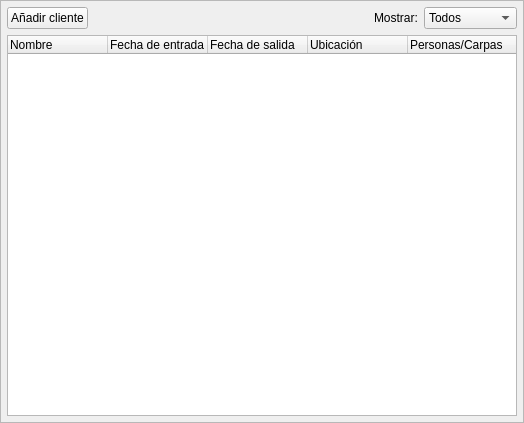
This is FrameTents.ui in dnohales/camping as Qt 5 draws it before an edit. The edited form follows.
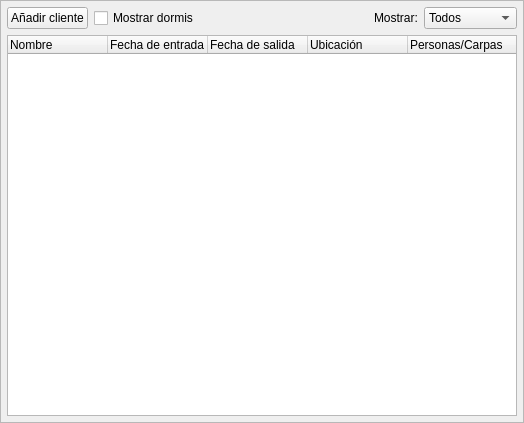
This is the edited form. Icons and pictures are not drawn.

Commit message:
Mejoras en edición de cliente, menu contextual en FrameTents...
 - Se cambia el tipo para los ID a "int"
 - Edición de vehículos en el DialogClient.
 - Opción para editar el JOIN y el SELECT en SqlCriteria.
 - Mejoras en los campos de Vehicle.

Patch:
```diff
--- a/FrameTents.ui
+++ b/FrameTents.ui
@@ -67,6 +67,13 @@
         </property>
        </widget>
       </item>
+      <item>
+       <widget class="QCheckBox" name="checkBoxDorms">
+        <property name="text">
+         <string>Mostrar dormis</string>
+        </property>
+       </widget>
+      </item>
       <item>
        <spacer name="horizontalSpacer">
         <property name="orientation">
```
Left out of the diff: 37 changed lines with no effect on the pictures. The commit also changes 17 other files.
